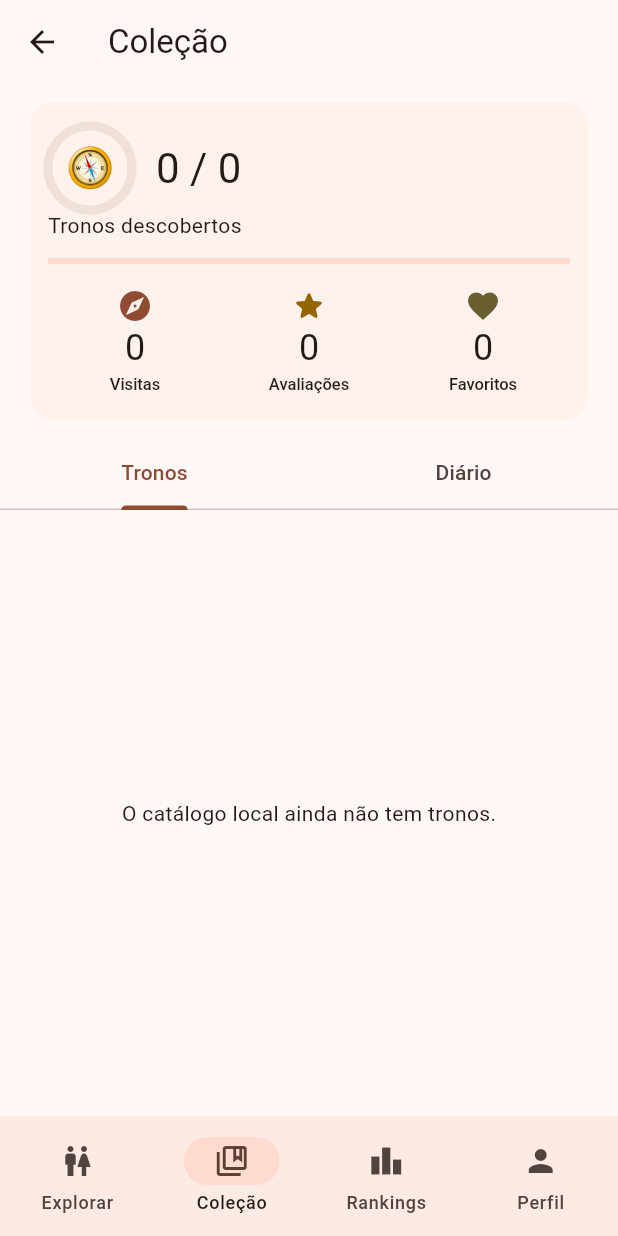
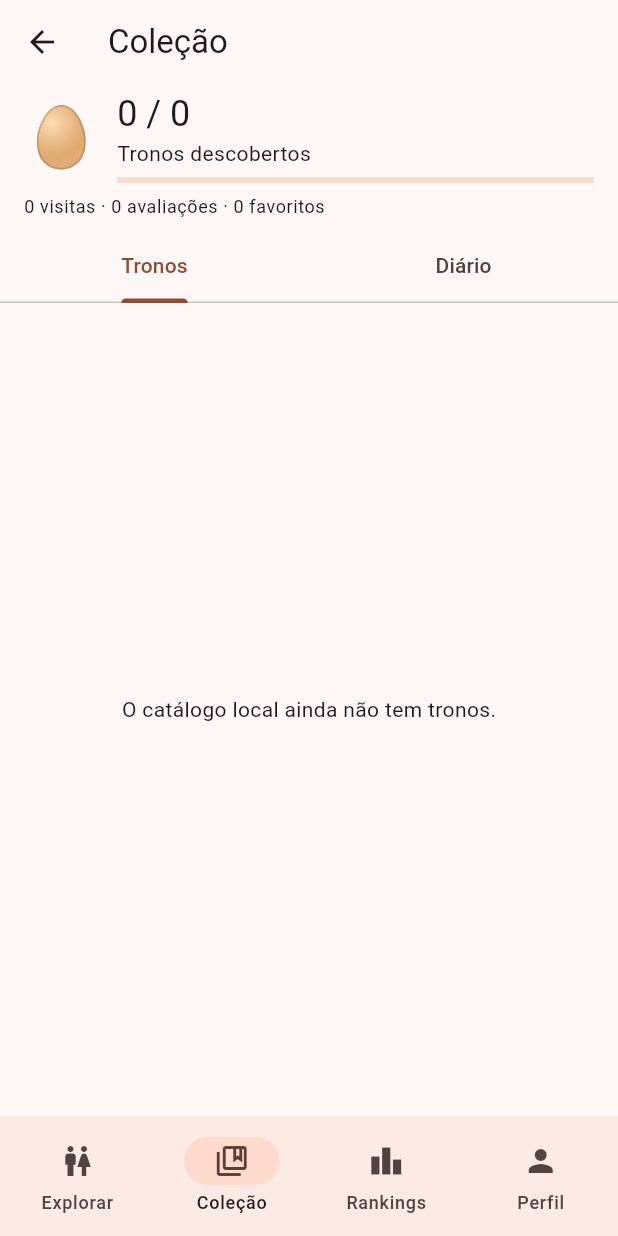
Before and after one commit to Samuel-Fortunato/bath_royale, a Flutter app: the HomePage screen opened directly, item 2 of the bottom bar chosen, on a phone screen of 412 x 824 dp. Run offline on Flutter 3.47's test engine with Material 3 defaults, Android fonts, the phone set to English and light mode, and no system bars; our stand-ins replace flutter_secure_storage, supabase; missing offline and left inert: sqlite3; accounts and stored records are empty.

Commit message:
feat(ui): compact personal destinations and expand alpha fixtures

```diff
--- a/lib/pages/collection.dart
+++ b/lib/pages/collection.dart
@@ -109,92 +109,110 @@ class CollectionPage extends StatelessWidget {
       child: Center(
         child: ConstrainedBox(
           constraints: const BoxConstraints(maxWidth: 960),
-          child: Column(
-            children: [
-              Padding(
-                padding: const EdgeInsets.fromLTRB(16, 8, 16, 8),
-                child: Card(
+          child: NestedScrollView(
+            headerSliverBuilder: (context, scrolled) => [
+              SliverToBoxAdapter(
                 child: Padding(
-                    padding: const EdgeInsets.symmetric(
-                      horizontal: 12,
-                      vertical: 16,
-                    ),
+                  padding: const EdgeInsets.fromLTRB(16, 4, 16, 8),
                   child: Column(
                     crossAxisAlignment: CrossAxisAlignment.stretch,
                     children: [
                       Row(
                         children: [
-                            SizedBox(
-                              width: 56,
-                              height: 56,
-                              child: Stack(
-                                alignment: Alignment.center,
-                                children: [
-                                  SizedBox.expand(
-                                    child: CircularProgressIndicator(
-                                      value: entries.isEmpty
-                                          ? 0
-                                          : discovered / entries.length,
-                                      strokeWidth: 6,
-                                      backgroundColor: Theme.of(
-                                        context,
-                                      ).colorScheme.surfaceContainerHighest,
-                                    ),
-                                  ),
-                                  const Text(
-                                    '🧭',
-                                    style: TextStyle(
-                                      fontSize: 26,
+                          ExcludeSemantics(
+                            child: Text(
+                              discoveryEmoji(discovered),
+                              style: const TextStyle(
+                                fontSize: 40,
                                 fontFamilyFallback: ['Noto Color Emoji'],
                               ),
                             ),
-                                ],
                           ),
-                            ),
-                            const SizedBox(width: 16),
+                          const SizedBox(width: 12),
                           Expanded(
-                              child: Text(
+                            child: Column(
+                              crossAxisAlignment: CrossAxisAlignment.start,
+                              children: [
+                                Text(
                                   '$discovered / ${entries.length}',
                                   style: Theme.of(
                                     context,
-                                ).textTheme.headlineMedium,
-                              ),
-                            ),
-                          ],
+                                  ).textTheme.headlineSmall,
                                 ),
                                 const Text('Tronos descobertos'),
-                        const SizedBox(height: 12),
+                                const SizedBox(height: 6),
                                 LinearProgressIndicator(
                                   value: entries.isEmpty
                                       ? 0
                                       : discovered / entries.length,
                                   semanticsLabel:
-                              'Exploração do catálogo local: $discovered de ${entries.length} tronos descobertos',
+                                      '$discovered de ${entries.length} tronos descobertos',
                                 ),
-                        const SizedBox(height: 16),
-                        const LocalStatistics(),
+                              ],
+                            ),
+                          ),
+                        ],
+                      ),
+                      const SizedBox(height: 8),
+                      Text(
+                        '${state.visibleVisits.where((v) => v.userId == state.currentUserId).length} visitas · ${state.visibleReviews.where((r) => r.authorId == state.currentUserId).length} avaliações · ${entries.where((e) => e.activity.isFavorite).length} favoritos',
+                        style: Theme.of(context).textTheme.bodySmall,
+                      ),
                     ],
                   ),
                 ),
               ),
+              SliverPersistentHeader(
+                pinned: true,
+                delegate: _CollectionTabs(
+                  Theme.of(context).colorScheme.surface,
                 ),
-              const TabBar(
+              ),
+            ],
+            body: const TabBarView(
+              children: [CollectibleCatalogue(), VisitDiary()],
+            ),
+          ),
+        ),
+      ),
+    );
+  }
+}
+
+/// Decoration only: no reward, entitlement or persisted progression state.
+String discoveryEmoji(int count) => count == 0
+    ? '🥚'
+    : count < 5
+    ? '🐣'
+    : count < 10
+    ? '🧭'
+    : count < 25
+    ? '👑'
+    : '🏰';
+
+class _CollectionTabs extends SliverPersistentHeaderDelegate {
+  final Color surface;
+  _CollectionTabs(this.surface);
+  @override
+  double get minExtent => 48;
+  @override
+  double get maxExtent => 48;
+  @override
+  Widget build(
+    BuildContext context,
+    double shrinkOffset,
+    bool overlapsContent,
+  ) => ColoredBox(
+    color: surface,
+    child: const TabBar(
       tabs: [
         Tab(text: 'Tronos'),
         Tab(text: 'Diário'),
       ],
     ),
-              const Expanded(
-                child: TabBarView(
-                  children: [CollectibleCatalogue(), VisitDiary()],
-                ),
-              ),
-            ],
-          ),
-        ),
-      ),
   );
-  }
+  @override
+  bool shouldRebuild(_CollectionTabs old) => old.surface != surface;
 }
 
 class CollectibleCatalogue extends StatelessWidget {
```
Also changed, not shown: lib/pages/profile.dart (+13 -8 lines), lib/pages/rankings.dart (+67 -42 lines), 6 other files. Lines whose indentation alone changed are shown as unchanged.
